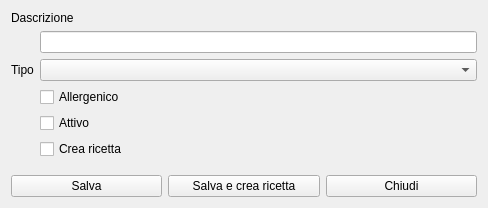
Before: the Qt Designer form hnewproduct.ui in fblabs/hamlet-mod-sancon, drawn with Qt 5.
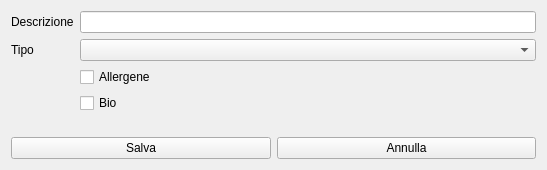
After: the same form once the commit is applied. Icons and pictures are not drawn.

Patch:
```diff
--- a/hnewproduct.ui
+++ b/hnewproduct.ui
@@ -9,8 +9,8 @@
    <rect>
     <x>0</x>
     <y>0</y>
-    <width>488</width>
-    <height>208</height>
+    <width>547</width>
+    <height>170</height>
    </rect>
   </property>
   <property name="windowTitle">
@@ -23,44 +23,37 @@
   <layout class="QVBoxLayout" name="verticalLayout">
    <item>
     <layout class="QFormLayout" name="formLayout">
-     <item row="0" column="0" colspan="2">
+     <item row="0" column="0">
       <widget class="QLabel" name="label">
        <property name="text">
-        <string>Dascrizione</string>
+        <string>Descrizione</string>
        </property>
       </widget>
      </item>
-     <item row="1" column="1">
+     <item row="0" column="1">
       <widget class="QLineEdit" name="leDescrizione"/>
      </item>
-     <item row="2" column="0">
+     <item row="1" column="0">
       <widget class="QLabel" name="label_2">
        <property name="text">
         <string>Tipo</string>
        </property>
       </widget>
      </item>
-     <item row="2" column="1">
+     <item row="1" column="1">
       <widget class="QComboBox" name="comboBox"/>
      </item>
-     <item row="4" column="1">
+     <item row="2" column="1">
       <widget class="QCheckBox" name="cbAllergenico">
        <property name="text">
-        <string>Allergenico</string>
+        <string>Allergene</string>
        </property>
       </widget>
      </item>
-     <item row="5" column="1">
-      <widget class="QCheckBox" name="cbAttivo">
+     <item row="3" column="1">
+      <widget class="QCheckBox" name="cbBio">
        <property name="text">
-        <string>Attivo</string>
-       </property>
-      </widget>
-     </item>
-     <item row="6" column="1">
-      <widget class="QCheckBox" name="cbCreaRicetta">
-       <property name="text">
-        <string>Crea ricetta</string>
+        <string>Bio</string>
        </property>
       </widget>
      </item>
@@ -88,24 +81,7 @@
      <item>
       <widget class="QPushButton" name="pbSaveAndCreate">
        <property name="text">
-        <string>Salva e crea ricetta</string>
-       </property>
-       <property name="icon">
-        <iconset resource="icons.qrc">
-         <normaloff>:/Resources/Sheet-Of-Paper.PNG</normaloff>:/Resources/Sheet-Of-Paper.PNG</iconset>
-       </property>
-       <property name="iconSize">
-        <size>
-         <width>32</width>
-         <height>32</height>
-        </size>
-       </property>
-      </widget>
-     </item>
-     <item>
-      <widget class="QPushButton" name="pushButton_2">
-       <property name="text">
-        <string>Chiudi</string>
+        <string>Annulla</string>
        </property>
        <property name="icon">
         <iconset resource="icons.qrc">
```
Left out of the diff: 10 changed lines with no effect on the pictures.
